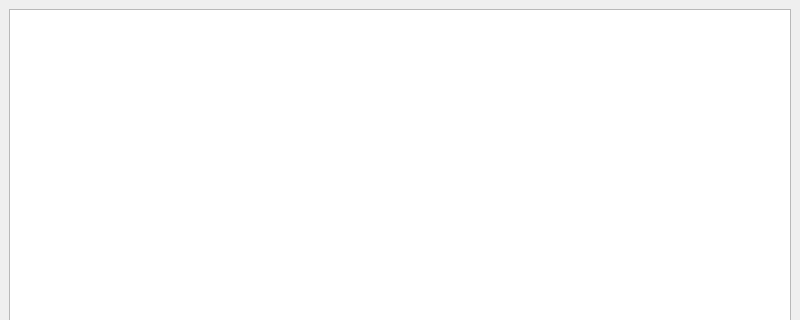
Qt form metro/metrowindow.ui (SergeyBrian/metro) before a commit; both pictures show x 0 to 800 and y 0 to 320 of the 800 by 600 pixel window.
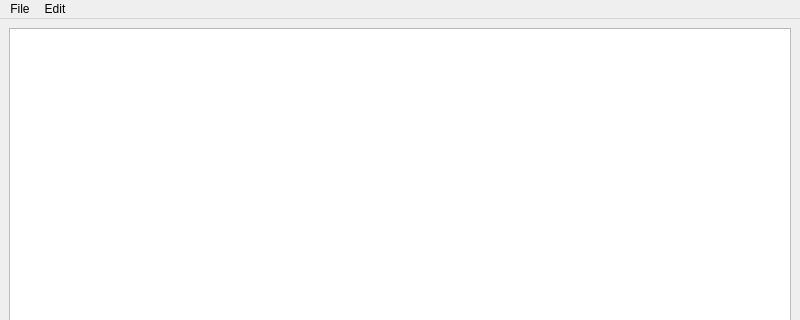
The same form after that commit.

The edit to the form file:
```diff
--- a/metro/metrowindow.ui
+++ b/metro/metrowindow.ui
@@ -37,6 +37,24 @@
      <height>24</height>
     </rect>
    </property>
+   <widget class="QMenu" name="menuFile">
+    <property name="title">
+     <string>File</string>
+    </property>
+    <addaction name="actionNew"/>
+    <addaction name="actionOpen"/>
+    <addaction name="actionOpen_recent"/>
+    <addaction name="actionSave"/>
+    <addaction name="actionSave_as"/>
+   </widget>
+   <widget class="QMenu" name="menuEdit">
+    <property name="title">
+     <string>Edit</string>
+    </property>
+    <addaction name="actionRegenerate"/>
+   </widget>
+   <addaction name="menuFile"/>
+   <addaction name="menuEdit"/>
   </widget>
  </widget>
  <resources/>
```
Left out of the diff: 45 changed lines with no effect on the pictures.
